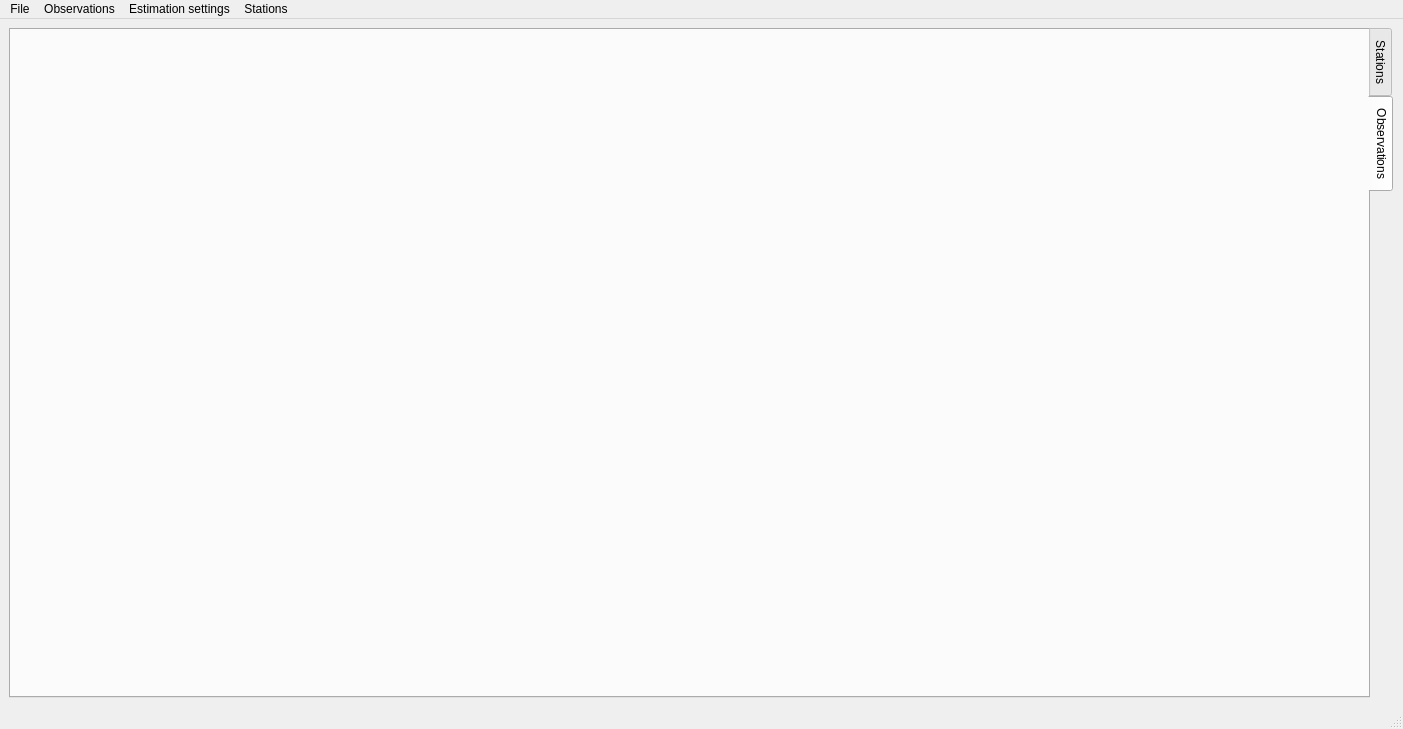
The window that gravtools/gui/MainWindow.ui (ahellers/GravTools) describes before a commit, drawn with Qt 5.
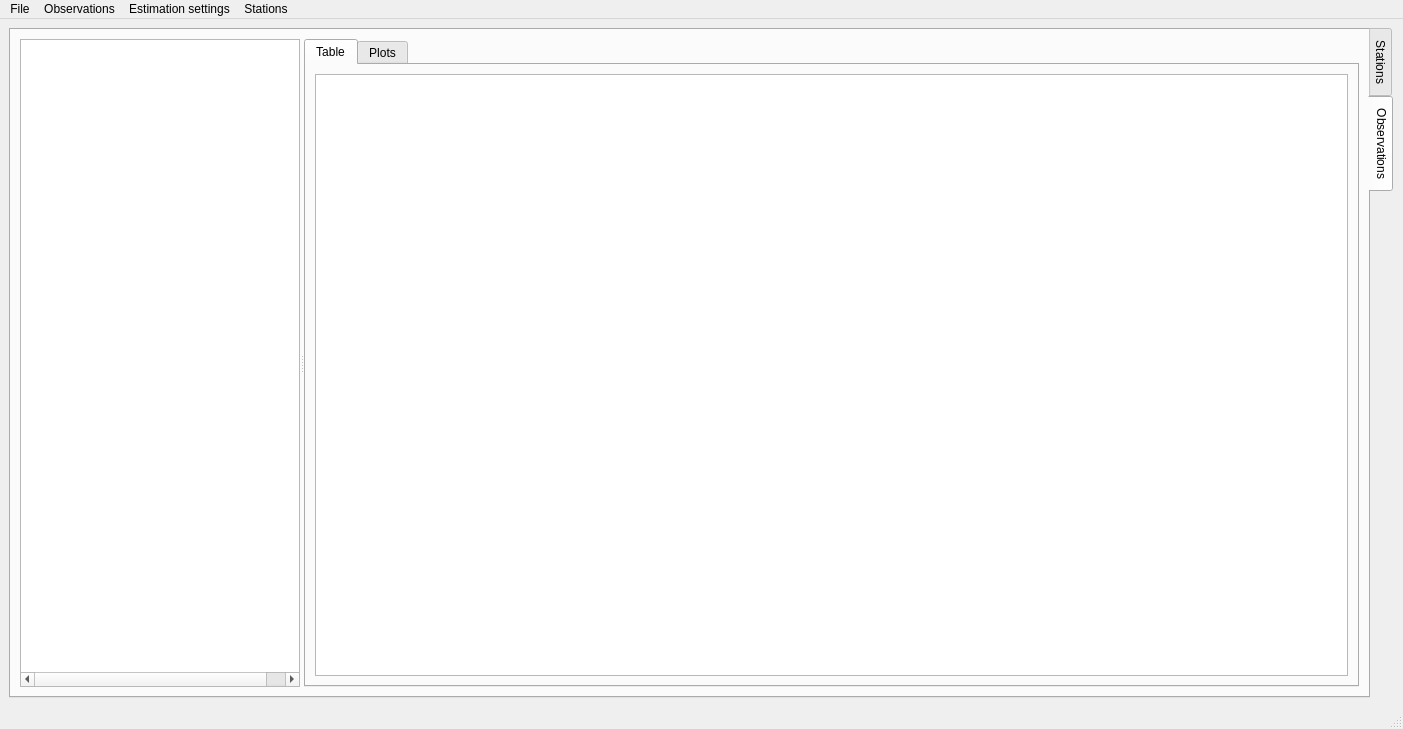
The same window after the commit. The open tabs and pages were chosen to show the change.

Commit message: Added tree widget to show surveys and setups.

Patch:
```diff
--- a/gravtools/gui/MainWindow.ui
+++ b/gravtools/gui/MainWindow.ui
@@ -14,7 +14,7 @@
    <string>GravTools</string>
   </property>
   <widget class="QWidget" name="centralwidget">
-   <layout class="QHBoxLayout" name="horizontalLayout_3">
+   <layout class="QVBoxLayout" name="verticalLayout_7">
     <item>
      <widget class="QTabWidget" name="tabWidget_Main">
       <property name="tabPosition">
@@ -142,7 +142,91 @@
        <attribute name="title">
         <string>Observations</string>
        </attribute>
-       <layout class="QHBoxLayout" name="horizontalLayout"/>
+       <layout class="QVBoxLayout" name="verticalLayout_5">
+        <item>
+         <widget class="QSplitter" name="observations_splitter">
+          <property name="sizePolicy">
+           <sizepolicy hsizetype="Expanding" vsizetype="Preferred">
+            <horstretch>0</horstretch>
+            <verstretch>0</verstretch>
+           </sizepolicy>
+          </property>
+          <property name="orientation">
+           <enum>Qt::Horizontal</enum>
+          </property>
+          <property name="opaqueResize">
+           <bool>true</bool>
+          </property>
+          <widget class="QTreeWidget" name="treeWidget_observations">
+           <property name="sizePolicy">
+            <sizepolicy hsizetype="Expanding" vsizetype="Expanding">
+             <horstretch>0</horstretch>
+             <verstretch>0</verstretch>
+            </sizepolicy>
+           </property>
+           <property name="minimumSize">
+            <size>
+             <width>280</width>
+             <height>0</height>
+            </size>
+           </property>
+           <property name="sortingEnabled">
+            <bool>false</bool>
+           </property>
+           <property name="headerHidden">
+            <bool>false</bool>
+           </property>
+           <attribute name="headerVisible">
+            <bool>false</bool>
+           </attribute>
+           <attribute name="headerStretchLastSection">
+            <bool>true</bool>
+           </attribute>
+           <column>
+            <property name="text">
+             <string>Survey</string>
+            </property>
+           </column>
+           <column>
+            <property name="text">
+             <string>Station</string>
+            </property>
+           </column>
+           <column>
+            <property name="text">
+             <string>#Obs</string>
+            </property>
+           </column>
+          </widget>
+          <widget class="QTabWidget" name="tabWidget_observations">
+           <property name="sizePolicy">
+            <sizepolicy hsizetype="Expanding" vsizetype="Expanding">
+             <horstretch>1</horstretch>
+             <verstretch>0</verstretch>
+            </sizepolicy>
+           </property>
+           <property name="currentIndex">
+            <number>0</number>
+           </property>
+           <widget class="QWidget" name="tab_observations_table">
+            <attribute name="title">
+             <string>Table</string>
+            </attribute>
+            <layout class="QVBoxLayout" name="verticalLayout_8">
+             <item>
+              <widget class="QTableView" name="tableView_observations"/>
+             </item>
+            </layout>
+           </widget>
+           <widget class="QWidget" name="tab_observations_plots">
+            <attribute name="title">
+             <string>Plots</string>
+            </attribute>
+           </widget>
+          </widget>
+         </widget>
+        </item>
+       </layout>
       </widget>
      </widget>
     </item>
```
Left out of the diff: 12 changed lines with no effect on the pictures. The commit also changes 4 other files.
